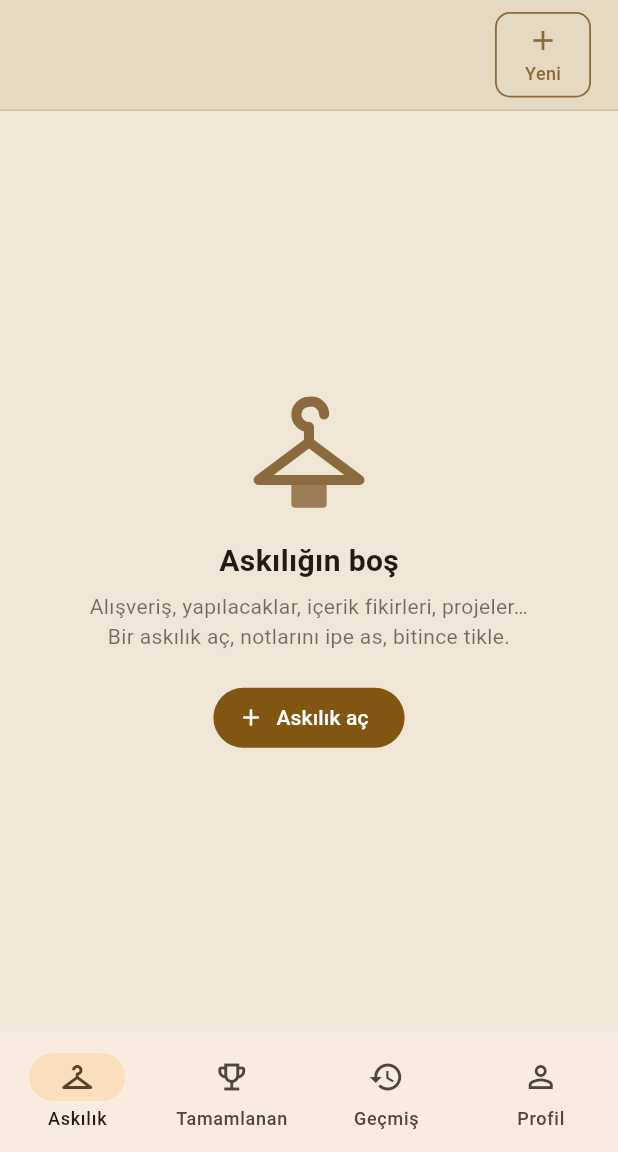
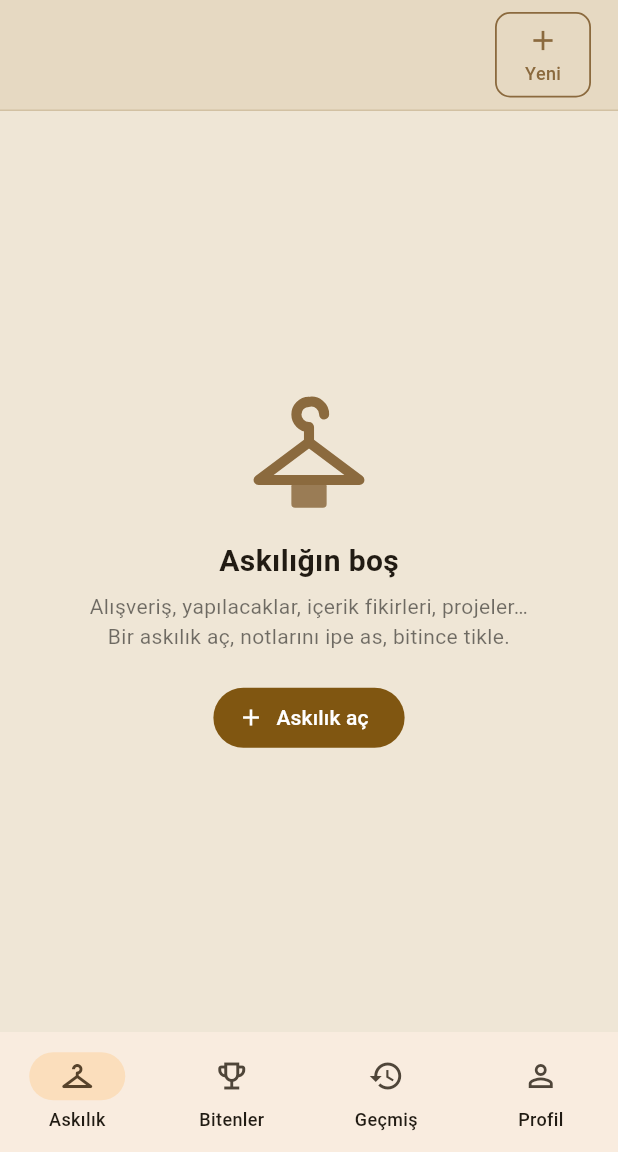
Before and after one commit to emolibor/shake-rack, a Flutter app: the screen it shows after launch, on a phone screen of 412 x 824 dp, the part 84-1236 px from its top. Run offline on Flutter 3.47's test engine with Material 3 defaults, Android fonts, the phone set to English and light mode, and no system bars; our stand-ins replace cloud_firestore, confetti, firebase_core, open_filex, package_info_plus, pdf and 2 more; accounts and stored records are empty; network calls fail.

Commit message:
Alt menü: 'Bitenler' etiketi, etiketler tek satır
Co-Authored-By: Claude Opus 5.5 <noreply@anthropic.com>
Claude-Session: https://claude.ai/code/session_01My28p77PRWXracJJqBh8R2

```diff
--- a/lib/main.dart
+++ b/lib/main.dart
@@ -37,6 +37,11 @@ class ShakeRackApp extends StatelessWidget {
         useMaterial3: true,
         colorSchemeSeed: const Color(0xFF8B6A3E),
         scaffoldBackgroundColor: const Color(0xFFEFE6D6),
+        // 5 sekmede etiketler tek satıra sığsın
+        navigationBarTheme: const NavigationBarThemeData(
+          labelTextStyle: WidgetStatePropertyAll(
+              TextStyle(fontSize: 12, fontWeight: FontWeight.w500, overflow: TextOverflow.ellipsis)),
+        ),
       ),
       home: const _Home(),
     );
@@ -100,7 +105,7 @@ class _HomeState extends State<_Home> {
               label: Text('$doneCount'),
               child: const Icon(Icons.emoji_events_outlined),
             ),
-            label: 'Tamamlanan',
+            label: 'Bitenler',
           )),
       ('history', 'Geçmiş', HistoryScreen(key: const ValueKey('history'), store: store),
           NavigationDestination(
```
